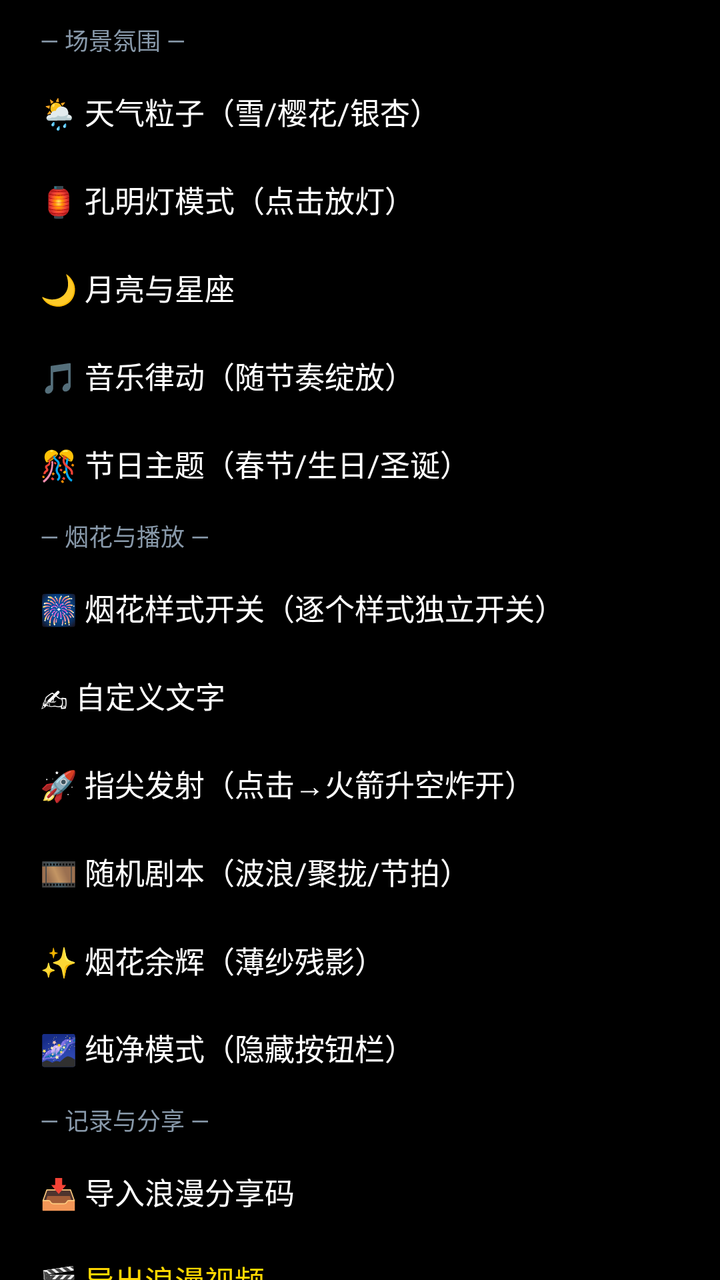
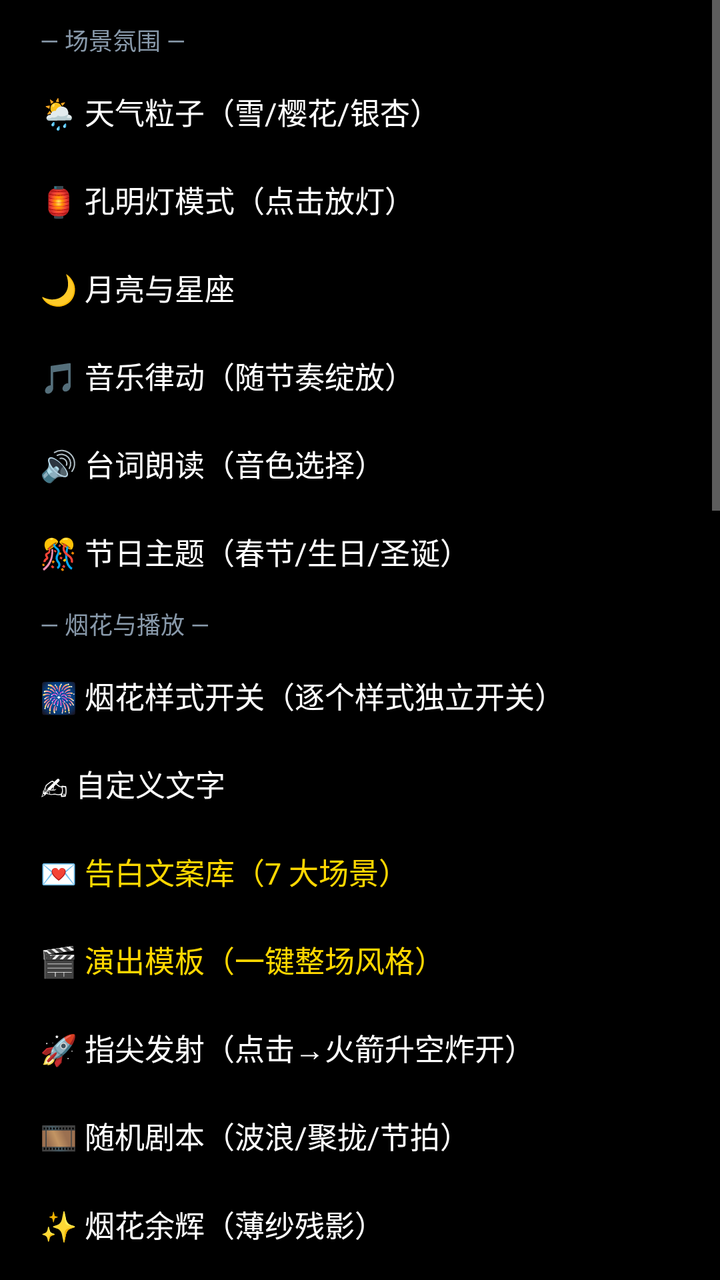

Screens rendered from an Android XML layout before and after an edit, with the pre-edit source and the edit as a unified diff.
<!-- AndroidManifest.xml: application theme Theme.Electronic -->
<!-- res/layout/layout_more_menu.xml -->
<?xml version="1.0" encoding="utf-8"?>
<ScrollView xmlns:android="http://schemas.android.com/apk/res/android"
    android:id="@+id/menu_scroll"
    android:layout_width="match_parent"
    android:layout_height="wrap_content"
    android:maxHeight="460dp"
    android:scrollbars="none">

    <LinearLayout
        android:layout_width="match_parent"
        android:layout_height="wrap_content"
        android:orientation="vertical"
        android:paddingVertical="6dp">

        
        <TextView
            android:layout_width="match_parent"
            android:layout_height="28dp"
            android:gravity="center_vertical"
            android:paddingHorizontal="20dp"
            android:text="— 场景氛围 —"
            android:textColor="#8899AA"
            android:textSize="12sp" />

        <TextView
            android:id="@+id/tv_weather"
            android:layout_width="match_parent"
            android:layout_height="44dp"
            android:background="?android:attr/selectableItemBackground"
            android:clickable="true"
            android:focusable="true"
            android:gravity="center_vertical"
            android:paddingHorizontal="20dp"
            android:text="🌦 天气粒子（雪/樱花/银杏）"
            android:textColor="#FFFFFF"
            android:textSize="15sp" />

        <TextView
            android:id="@+id/tv_lantern"
            android:layout_width="match_parent"
            android:layout_height="44dp"
            android:background="?android:attr/selectableItemBackground"
            android:clickable="true"
            android:focusable="true"
            android:gravity="center_vertical"
            android:paddingHorizontal="20dp"
            android:text="🏮 孔明灯模式（点击放灯）"
            android:textColor="#FFFFFF"
            android:textSize="15sp" />

        <TextView
            android:id="@+id/tv_moon"
            android:layout_width="match_parent"
            android:layout_height="44dp"
            android:background="?android:attr/selectableItemBackground"
            android:clickable="true"
            android:focusable="true"
            android:gravity="center_vertical"
            android:paddingHorizontal="20dp"
            android:text="🌙 月亮与星座"
            android:textColor="#FFFFFF"
            android:textSize="15sp" />

        <TextView
            android:id="@+id/tv_rhythm"
            android:layout_width="match_parent"
            android:layout_height="44dp"
            android:background="?android:attr/selectableItemBackground"
            android:clickable="true"
            android:focusable="true"
            android:gravity="center_vertical"
            android:paddingHorizontal="20dp"
            android:text="🎵 音乐律动（随节奏绽放）"
            android:textColor="#FFFFFF"
            android:textSize="15sp" />

        <TextView
            android:id="@+id/tv_theme"
            android:layout_width="match_parent"
            android:layout_height="44dp"
            android:background="?android:attr/selectableItemBackground"
            android:clickable="true"
            android:focusable="true"
            android:gravity="center_vertical"
            android:paddingHorizontal="20dp"
            android:text="🎊 节日主题（春节/生日/圣诞）"
            android:textColor="#FFFFFF"
            android:textSize="15sp" />

        
        <TextView
            android:layout_width="match_parent"
            android:layout_height="28dp"
            android:gravity="center_vertical"
            android:paddingHorizontal="20dp"
            android:text="— 烟花与播放 —"
            android:textColor="#8899AA"
            android:textSize="12sp" />

        <TextView
            android:id="@+id/tv_style_switch"
            android:layout_width="match_parent"
            android:layout_height="44dp"
            android:background="?android:attr/selectableItemBackground"
            android:clickable="true"
            android:focusable="true"
            android:gravity="center_vertical"
            android:paddingHorizontal="20dp"
            android:text="🎆 烟花样式开关（逐个样式独立开关）"
            android:textColor="#FFFFFF"
            android:textSize="15sp" />

        <TextView
            android:id="@+id/tv_custom_text"
            android:layout_width="match_parent"
            android:layout_height="44dp"
            android:background="?android:attr/selectableItemBackground"
            android:clickable="true"
            android:focusable="true"
            android:gravity="center_vertical"
            android:paddingHorizontal="20dp"
            android:text="✍ 自定义文字"
            android:textColor="#FFFFFF"
            android:textSize="15sp" />

        <TextView
            android:id="@+id/tv_rocket_mode"
            android:layout_width="match_parent"
            android:layout_height="44dp"
            android:background="?android:attr/selectableItemBackground"
            android:clickable="true"
            android:focusable="true"
            android:gravity="center_vertical"
            android:paddingHorizontal="20dp"
            android:text="🚀 指尖发射（点击→火箭升空炸开）"
            android:textColor="#FFFFFF"
            android:textSize="15sp" />

        <TextView
            android:id="@+id/tv_auto_pattern"
            android:layout_width="match_parent"
            android:layout_height="44dp"
            android:background="?android:attr/selectableItemBackground"
            android:clickable="true"
            android:focusable="true"
            android:gravity="center_vertical"
            android:paddingHorizontal="20dp"
            android:text="🎞 随机剧本（波浪/聚拢/节拍）"
            android:textColor="#FFFFFF"
            android:textSize="15sp" />

        <TextView
            android:id="@+id/tv_afterglow"
            android:layout_width="match_parent"
            android:layout_height="44dp"
            android:background="?android:attr/selectableItemBackground"
            android:clickable="true"
            android:focusable="true"
            android:gravity="center_vertical"
            android:paddingHorizontal="20dp"
            android:text="✨ 烟花余辉（薄纱残影）"
            android:textColor="#FFFFFF"
            android:textSize="15sp" />

        <TextView
            android:id="@+id/tv_pure_mode"
            android:layout_width="match_parent"
            android:layout_height="44dp"
            android:background="?android:attr/selectableItemBackground"
            android:clickable="true"
            android:focusable="true"
            android:gravity="center_vertical"
            android:paddingHorizontal="20dp"
            android:text="🌌 纯净模式（隐藏按钮栏）"
            android:textColor="#FFFFFF"
            android:textSize="15sp" />

        
        <TextView
            android:layout_width="match_parent"
            android:layout_height="28dp"
            android:gravity="center_vertical"
            android:paddingHorizontal="20dp"
            android:text="— 记录与分享 —"
            android:textColor="#8899AA"
            android:textSize="12sp" />

        <TextView
            android:id="@+id/tv_import_share_code"
            android:layout_width="match_parent"
            android:layout_height="44dp"
            android:background="?android:attr/selectableItemBackground"
            android:clickable="true"
            android:focusable="true"
            android:gravity="center_vertical"
            android:paddingHorizontal="20dp"
            android:text="📥 导入浪漫分享码"
            android:textColor="#FFFFFF"
            android:textSize="15sp" />

        <TextView
            android:id="@+id/tv_export_video"
            android:layout_width="match_parent"
            android:layout_height="44dp"
            android:background="?android:attr/selectableItemBackground"
            android:clickable="true"
            android:focusable="true"
            android:gravity="center_vertical"
            android:paddingHorizontal="20dp"
            android:text="🎬 导出浪漫视频"
            android:textColor="#FFD700"
            android:textSize="15sp" />

        <TextView
            android:id="@+id/tv_export_gif"
            android:layout_width="match_parent"
            android:layout_height="44dp"
            android:background="?android:attr/selectableItemBackground"
            android:clickable="true"
            android:focusable="true"
            android:gravity="center_vertical"
            android:paddingHorizontal="20dp"
            android:text="🎞 视频转 GIF 动图"
            android:textColor="#FFD700"
            android:textSize="15sp" />

        <TextView
            android:id="@+id/tv_anniversary"
            android:layout_width="match_parent"
            android:layout_height="44dp"
            android:background="?android:attr/selectableItemBackground"
            android:clickable="true"
            android:focusable="true"
            android:gravity="center_vertical"
            android:paddingHorizontal="20dp"
            android:text="📅 纪念日（点击重演）"
            android:textColor="#FFFFFF"
            android:textSize="15sp" />

        
        <TextView
            android:layout_width="match_parent"
            android:layout_height="28dp"
            android:gravity="center_vertical"
            android:paddingHorizontal="20dp"
            android:text="— 其他 —"
            android:textColor="#8899AA"
            android:textSize="12sp" />

        <TextView
            android:id="@+id/tv_change_bg"
            android:layout_width="match_parent"
            android:layout_height="44dp"
            android:background="?android:attr/selectableItemBackground"
            android:clickable="true"
            android:focusable="true"
            android:gravity="center_vertical"
            android:paddingHorizontal="20dp"
            android:text="🎨 换背景颜色"
            android:textColor="#FFFFFF"
            android:textSize="15sp" />

        <TextView
            android:id="@+id/tv_pick_image"
            android:layout_width="match_parent"
            android:layout_height="44dp"
            android:background="?android:attr/selectableItemBackground"
            android:clickable="true"
            android:focusable="true"
            android:gravity="center_vertical"
            android:paddingHorizontal="20dp"
            android:text="📷 相册选图"
            android:textColor="#FFFFFF"
            android:textSize="15sp" />

        <TextView
            android:id="@+id/tv_set_wallpaper"
            android:layout_width="match_parent"
            android:layout_height="44dp"
            android:background="?android:attr/selectableItemBackground"
            android:clickable="true"
            android:focusable="true"
            android:gravity="center_vertical"
            android:paddingHorizontal="20dp"
            android:text="📱 设置为桌面壁纸"
            android:textColor="#FF1493"
            android:textSize="15sp" />

        <TextView
            android:id="@+id/tv_guide"
            android:layout_width="match_parent"
            android:layout_height="44dp"
            android:background="?android:attr/selectableItemBackground"
            android:clickable="true"
            android:focusable="true"
            android:gravity="center_vertical"
            android:paddingHorizontal="20dp"
            android:text="❓ 玩法说明"
            android:textColor="#FFFFFF"
            android:textSize="15sp" />

    </LinearLayout>
</ScrollView>
<!-- resources referenced by this layout -->
<resources>
  <style name="Theme.Electronic" parent="Base.Theme.Electronic" />
  <style name="Base.Theme.Electronic" parent="Theme.Material3.DayNight.NoActionBar">
          
          <item name="android:windowBackground">@android:color/black</item>
          
          <item name="colorPrimary">#FFFF69B4</item>
          <item name="colorOnPrimary">#FFFFFFFF</item>
          <item name="colorSecondaryContainer">#3DFF69B4</item>
          <item name="colorOnSecondaryContainer">#FFFFD700</item>
          
          
      </style>
</resources>

<!-- the commit's change to res/layout/layout_more_menu.xml (unified diff, before → after) -->
@@ -4,7 +4,8 @@
     android:layout_width="match_parent"
     android:layout_height="wrap_content"
     android:maxHeight="460dp"
-    android:scrollbars="none">
+    android:fadeScrollbars="false"
+    android:scrollbars="vertical">
 
     <LinearLayout
         android:layout_width="match_parent"
@@ -75,6 +76,19 @@
             android:textSize="15sp" />
 
         <TextView
+            android:id="@+id/tv_speech"
+            android:layout_width="match_parent"
+            android:layout_height="44dp"
+            android:background="?android:attr/selectableItemBackground"
+            android:clickable="true"
+            android:focusable="true"
+            android:gravity="center_vertical"
+            android:paddingHorizontal="20dp"
+            android:text="🔊 台词朗读（音色选择）"
+            android:textColor="#FFFFFF"
+            android:textSize="15sp" />
+
+        <TextView
             android:id="@+id/tv_theme"
             android:layout_width="match_parent"
             android:layout_height="44dp"
@@ -124,6 +138,32 @@
             android:textSize="15sp" />
 
         <TextView
+            android:id="@+id/tv_presets"
+            android:layout_width="match_parent"
+            android:layout_height="44dp"
+            android:background="?android:attr/selectableItemBackground"
+            android:clickable="true"
+            android:focusable="true"
+            android:gravity="center_vertical"
+            android:paddingHorizontal="20dp"
+            android:text="💌 告白文案库（7 大场景）"
+            android:textColor="#FFD700"
+            android:textSize="15sp" />
+
+        <TextView
+            android:id="@+id/tv_templates"
+            android:layout_width="match_parent"
+            android:layout_height="44dp"
+            android:background="?android:attr/selectableItemBackground"
+            android:clickable="true"
+            android:focusable="true"
+            android:gravity="center_vertical"
+            android:paddingHorizontal="20dp"
+            android:text="🎬 演出模板（一键整场风格）"
+            android:textColor="#FFD700"
+            android:textSize="15sp" />
+
+        <TextView
             android:id="@+id/tv_rocket_mode"
             android:layout_width="match_parent"
             android:layout_height="44dp"
@@ -172,6 +212,146 @@
             android:gravity="center_vertical"
             android:paddingHorizontal="20dp"
             android:text="🌌 纯净模式（隐藏按钮栏）"
+            android:textColor="#FFFFFF"
+            android:textSize="15sp" />
+
+        
+        <TextView
+            android:layout_width="match_parent"
+            android:layout_height="28dp"
+            android:gravity="center_vertical"
+            android:paddingHorizontal="20dp"
+            android:text="— 创作与自动化 —"
+            android:textColor="#8899AA"
+            android:textSize="12sp" />
+
+        <TextView
+            android:id="@+id/tv_signature"
+            android:layout_width="match_parent"
+            android:layout_height="44dp"
+            android:background="?android:attr/selectableItemBackground"
+            android:clickable="true"
+            android:focusable="true"
+            android:gravity="center_vertical"
+            android:paddingHorizontal="20dp"
+            android:text="✍ 手写签名烟花"
+            android:textColor="#FFFFFF"
+            android:textSize="15sp" />
+
+        <TextView
+            android:id="@+id/tv_photos"
+            android:layout_width="match_parent"
+            android:layout_height="44dp"
+            android:background="?android:attr/selectableItemBackground"
+            android:clickable="true"
+            android:focusable="true"
+            android:gravity="center_vertical"
+            android:paddingHorizontal="20dp"
+            android:text="🖼 照片回忆墙"
+            android:textColor="#FFFFFF"
+            android:textSize="15sp" />
+
+        <TextView
+            android:id="@+id/tv_font"
+            android:layout_width="match_parent"
+            android:layout_height="44dp"
+            android:background="?android:attr/selectableItemBackground"
+            android:clickable="true"
+            android:focusable="true"
+            android:gravity="center_vertical"
+            android:paddingHorizontal="20dp"
+            android:text="✍ 文字烟花字体"
+            android:textColor="#FFFFFF"
+            android:textSize="15sp" />
+
+        <TextView
+            android:id="@+id/tv_tuning"
+            android:layout_width="match_parent"
+            android:layout_height="44dp"
+            android:background="?android:attr/selectableItemBackground"
+            android:clickable="true"
+            android:focusable="true"
+            android:gravity="center_vertical"
+            android:paddingHorizontal="20dp"
+            android:text="🎛 烟花手感调参"
+            android:textColor="#FFFFFF"
+            android:textSize="15sp" />
+
+        <TextView
+            android:id="@+id/tv_voice"
+            android:layout_width="match_parent"
+            android:layout_height="44dp"
+            android:background="?android:attr/selectableItemBackground"
+            android:clickable="true"
+            android:focusable="true"
+            android:gravity="center_vertical"
+            android:paddingHorizontal="20dp"
+            android:text="🎤 语音输入台词"
+            android:textColor="#FFFFFF"
+            android:textSize="15sp" />
+
+        <TextView
+            android:id="@+id/tv_wish"
+            android:layout_width="match_parent"
+            android:layout_height="44dp"
+            android:background="?android:attr/selectableItemBackground"
+            android:clickable="true"
+            android:focusable="true"
+            android:gravity="center_vertical"
+            android:paddingHorizontal="20dp"
+            android:text="🌟 星空许愿墙"
+            android:textColor="#FFFFFF"
+            android:textSize="15sp" />
+
+        <TextView
+            android:id="@+id/tv_scripts"
+            android:layout_width="match_parent"
+            android:layout_height="44dp"
+            android:background="?android:attr/selectableItemBackground"
+            android:clickable="true"
+            android:focusable="true"
+            android:gravity="center_vertical"
+            android:paddingHorizontal="20dp"
+            android:text="📜 我的剧本库"
+            android:textColor="#FFFFFF"
+            android:textSize="15sp" />
+
+        <TextView
+            android:id="@+id/tv_qr_code"
+            android:layout_width="match_parent"
+            android:layout_height="44dp"
+            android:background="?android:attr/selectableItemBackground"
+            android:clickable="true"
+            android:focusable="true"
+            android:gravity="center_vertical"
+            android:paddingHorizontal="20dp"
+            android:text="📷 生成二维码给她扫"
+            android:textColor="#FFFFFF"
+            android:textSize="15sp" />
+
+        <TextView
+            android:id="@+id/tv_schedule"
+            android:layout_width="match_parent"
+            android:layout_height="44dp"
+            android:background="?android:attr/selectableItemBackground"
+            android:clickable="true"
+            android:focusable="true"
+            android:gravity="center_vertical"
+            android:paddingHorizontal="20dp"
+            android:text="⏰ 定时自动演出"
+            android:textColor="#FFFFFF"
+            android:textSize="15sp" />
+
+        <TextView
+            android:id="@+id/tv_sound_fx"
+            android:layout_width="match_parent"
+            android:layout_height="44dp"
+            android:background="?android:attr/selectableItemBackground"
+            android:clickable="true"
+            android:focusable="true"
+            android:gravity="center_vertical"
+            android:paddingHorizontal="20dp"
+            android:text="🔔 音效与触感"
             android:textColor="#FFFFFF"
             android:textSize="15sp" />
 
@@ -287,6 +467,19 @@
             android:textSize="15sp" />
 
         <TextView
+            android:id="@+id/tv_crash_log"
+            android:layout_width="match_parent"
+            android:layout_height="44dp"
+            android:background="?android:attr/selectableItemBackground"
+            android:clickable="true"
+            android:focusable="true"
+            android:gravity="center_vertical"
+            android:paddingHorizontal="20dp"
+            android:text="🐞 崩溃日志（发送给我定位问题）"
+            android:textColor="#FFFFFF"
+            android:textSize="15sp" />
+
+        <TextView
             android:id="@+id/tv_guide"
             android:layout_width="match_parent"
             android:layout_height="44dp"
<!-- resource entries referenced after the edit -->
@@ -1,16 +1,40 @@
 <!-- resources referenced by this layout -->
 <resources>
   <style name="Theme.Electronic" parent="Base.Theme.Electronic" />
-  <style name="Base.Theme.Electronic" parent="Theme.Material3.DayNight.NoActionBar">
+  <style name="Base.Theme.Electronic" parent="Theme.Material3.Dark.NoActionBar">
           
           <item name="android:windowBackground">@android:color/black</item>
+  
           
-          <item name="colorPrimary">#FFFF69B4</item>
-          <item name="colorOnPrimary">#FFFFFFFF</item>
+          <item name="colorPrimary">@color/romantic_pink</item>
+          <item name="colorOnPrimary">@color/white</item>
+          <item name="colorSecondary">@color/gold</item>
+          <item name="colorOnSecondary">@color/black</item>
           <item name="colorSecondaryContainer">#3DFF69B4</item>
-          <item name="colorOnSecondaryContainer">#FFFFD700</item>
+          <item name="colorOnSecondaryContainer">@color/gold</item>
           
+          <item name="colorControlActivated">@color/romantic_pink</item>
+          <item name="colorControlNormal">@color/text_secondary</item>
+  
           
+          <item name="android:statusBarColor">@android:color/transparent</item>
+          <item name="android:navigationBarColor">@android:color/transparent</item>
+          <item name="android:windowLightStatusBar">false</item>
+  
+          
+          <item name="materialAlertDialogTheme">@style/RomanticDialog</item>
+      </style>
+  <color name="romantic_pink">#FFFF69B4</color>
+  <color name="white">#FFFFFFFF</color>
+  <color name="gold">#FFFFD700</color>
+  <color name="black">#FF000000</color>
+  <color name="text_secondary">#B3FFFFFF</color>
+  <style name="RomanticDialog" parent="ThemeOverlay.Material3.MaterialAlertDialog">
+          <item name="shapeAppearanceOverlay">@style/RomanticDialogShape</item>
+      </style>
+  <style name="RomanticDialogShape" parent="">
+          <item name="cornerFamily">rounded</item>
+          <item name="cornerSize">20dp</item>
       </style>
 </resources>
 
